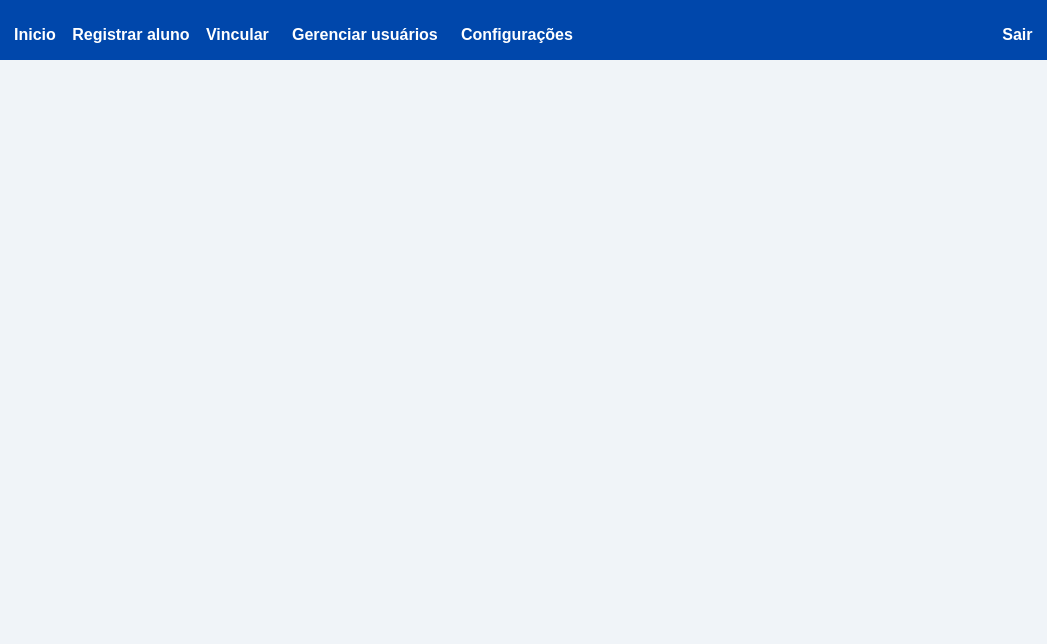
Above: Main.ui from Samuenpd/SISPE before the change. Below: the same form after it.
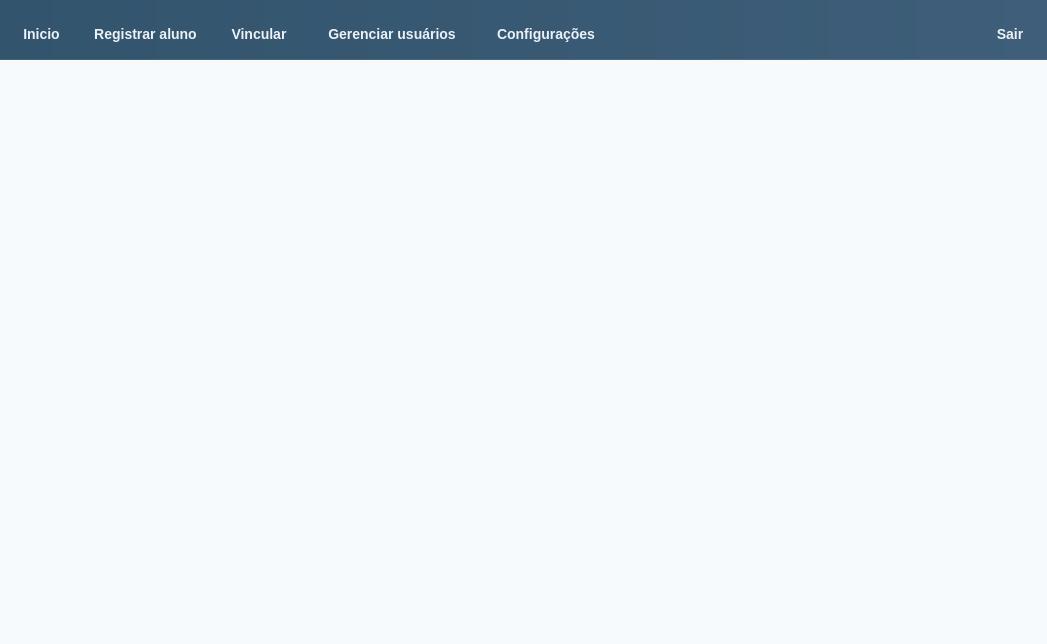
That is the form after the change.

```diff
--- a/Main.ui
+++ b/Main.ui
@@ -7,7 +7,7 @@
   </property>
   <property name="windowTitle"><string>SISPE</string></property>
   <property name="styleSheet">
-   <string notr="true">QMainWindow { background: #f0f4f8; }</string>
+   <string notr="true">QMainWindow { background: #F6FAFC; }</string>
   </property>
   <widget class="QWidget" name="centralwidget">
    <layout class="QVBoxLayout" name="verticalLayout_4">
@@ -21,9 +21,13 @@
       <property name="minimumSize"><size><width>0</width><height>60</height></size></property>
       <property name="maximumSize"><size><width>16777215</width><height>60</height></size></property>
       <property name="styleSheet">
-       <string notr="true">#TopBar { background-color: #0047AB; border: none; }
-        QPushButton { color: white; background: transparent; border: none; font-size: 16px; font-weight: bold; padding: 5px; }
-        QPushButton:hover { color: #3399FF; font-size: 17px; padding: 2px; }</string>
+       <string notr="true">#TopBar { 
+         background: qlineargradient(x1:0, y1:0, x2:1, y2:0, stop:0 #33546D, stop:1 #3E5E79); 
+         border: none; 
+         border-bottom: 1px solid rgba(255,255,255,0.08);
+       }
+        QPushButton { color: #EAF2F8; background: transparent; border: none; font-size: 14px; font-weight: 600; padding: 8px 14px; border-radius: 8px; }
+        QPushButton:hover { color: #FFFFFF; background: rgba(255,255,255,0.10); }</string>
       </property>
       <layout class="QHBoxLayout" name="horizontalLayout_3">
        <item><widget class="QPushButton" name="bnthome"><property name="minimumSize"><size><width>0</width><height>50</height></size></property><property name="maximumSize"><size><width>150</width><height>50</height></size></property><property name="text"><string>Inicio</string></property></widget></item>
```
